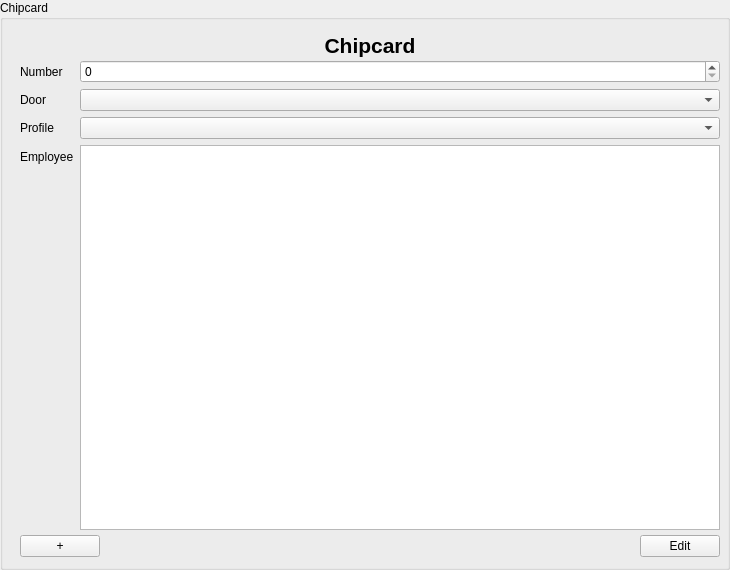
Before: the Qt Designer form src/app/chipcardinputarea.ui in jmuelbert/jmbde-QT, drawn with Qt 5.
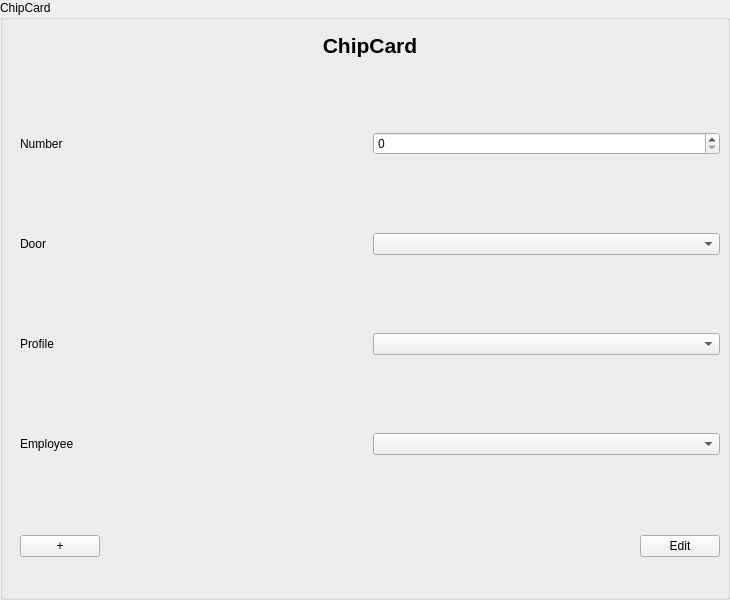
After: the same form once the commit is applied.

Commit message: Version 0.4.9. Add Dialogs for Printers and ChipCards

```diff
--- a/src/app/chipcardinputarea.ui
+++ b/src/app/chipcardinputarea.ui
@@ -7,7 +7,7 @@
     <x>0</x>
     <y>0</y>
     <width>730</width>
-    <height>570</height>
+    <height>600</height>
    </rect>
   </property>
   <property name="windowTitle">
@@ -17,15 +17,15 @@
    <string>ChipCardInputDialog</string>
   </property>
   <property name="title">
-   <string>Chipcard</string>
+   <string>ChipCard</string>
   </property>
   <widget class="QWidget" name="formLayoutWidget" native="true">
    <property name="geometry">
     <rect>
      <x>10</x>
      <y>30</y>
-     <width>720</width>
-     <height>570</height>
+     <width>722</width>
+     <height>600</height>
     </rect>
    </property>
    <widget class="QWidget" name="verticalLayoutWidget_Header">
@@ -48,7 +48,7 @@
         </font>
        </property>
        <property name="text">
-        <string>Chipcard</string>
+        <string>ChipCard</string>
        </property>
        <property name="alignment">
         <set>Qt::AlignCenter</set>
@@ -105,50 +105,46 @@
       <height>470</height>
      </rect>
     </property>
-    <layout class="QFormLayout" name="formLayout">
-     <item row="0" column="0">
-      <widget class="QLabel" name="label_Number">
-       <property name="text">
-        <string>Number</string>
-       </property>
-      </widget>
-     </item>
-     <item row="0" column="1">
-      <widget class="QSpinBox" name="spinBox_Number">
-       <property name="maximum">
-        <number>9999</number>
-       </property>
-      </widget>
-     </item>
+    <layout class="QGridLayout" name="gridLayout">
      <item row="1" column="0">
-      <widget class="QLabel" name="label_Door">
+      <widget class="QLabel" name="label_Version">
        <property name="text">
         <string>Door</string>
        </property>
       </widget>
      </item>
-     <item row="1" column="1">
-      <widget class="QComboBox" name="comboBox_Door"/>
-     </item>
      <item row="2" column="0">
-      <widget class="QLabel" name="label_Profile">
+      <widget class="QLabel" name="label_Revision">
        <property name="text">
         <string>Profile</string>
        </property>
       </widget>
      </item>
-     <item row="2" column="1">
-      <widget class="QComboBox" name="comboBox_Profile"/>
+     <item row="0" column="0">
+      <widget class="QLabel" name="label_Number">
+       <property name="text">
+        <string>Number</string>
+       </property>
+      </widget>
      </item>
      <item row="3" column="0">
-      <widget class="QLabel" name="label_Employee">
+      <widget class="QLabel" name="label_Fix">
        <property name="text">
         <string>Employee</string>
        </property>
       </widget>
      </item>
-     <item row="3" column="1">
-      <widget class="QListView" name="listView_Employee"/>
+     <item row="0" column="3">
+      <widget class="QSpinBox" name="spinBox_Number"/>
+     </item>
+     <item row="1" column="3">
+      <widget class="QComboBox" name="comboBox_Door"/>
+     </item>
+     <item row="2" column="3">
+      <widget class="QComboBox" name="comboBox_Profile"/>
+     </item>
+     <item row="3" column="3">
+      <widget class="QComboBox" name="comboBox_Employee"/>
      </item>
     </layout>
    </widget>
```
Left out of the diff: 16 changed lines with no effect on the pictures. The commit also changes 44 other files.
